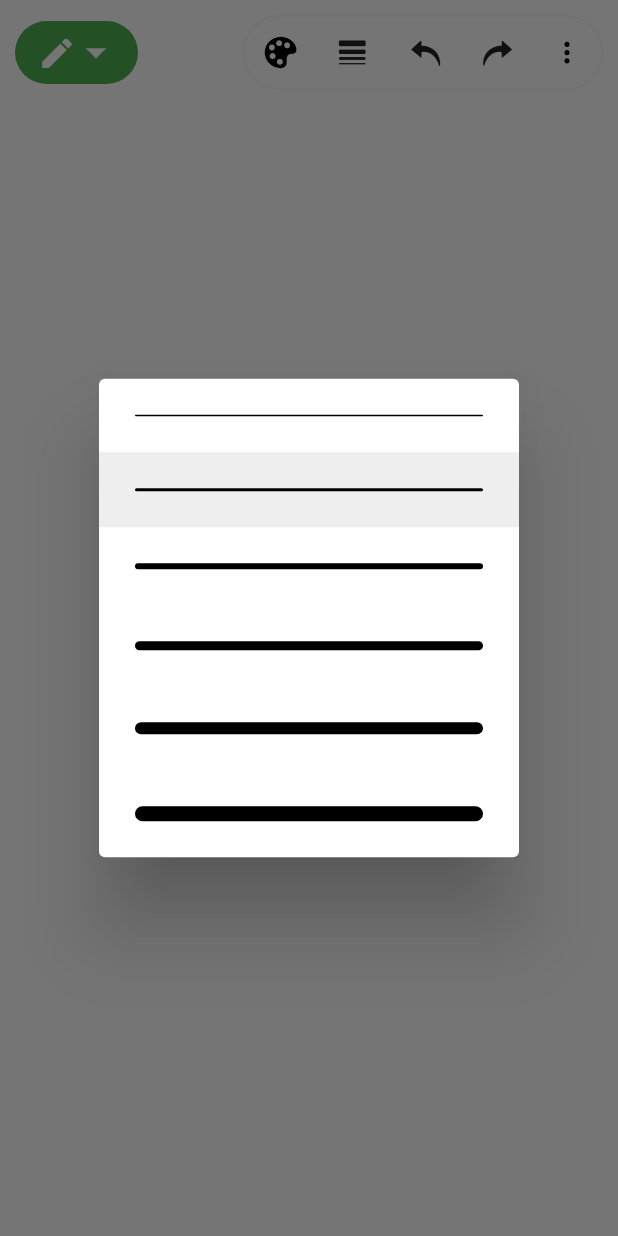
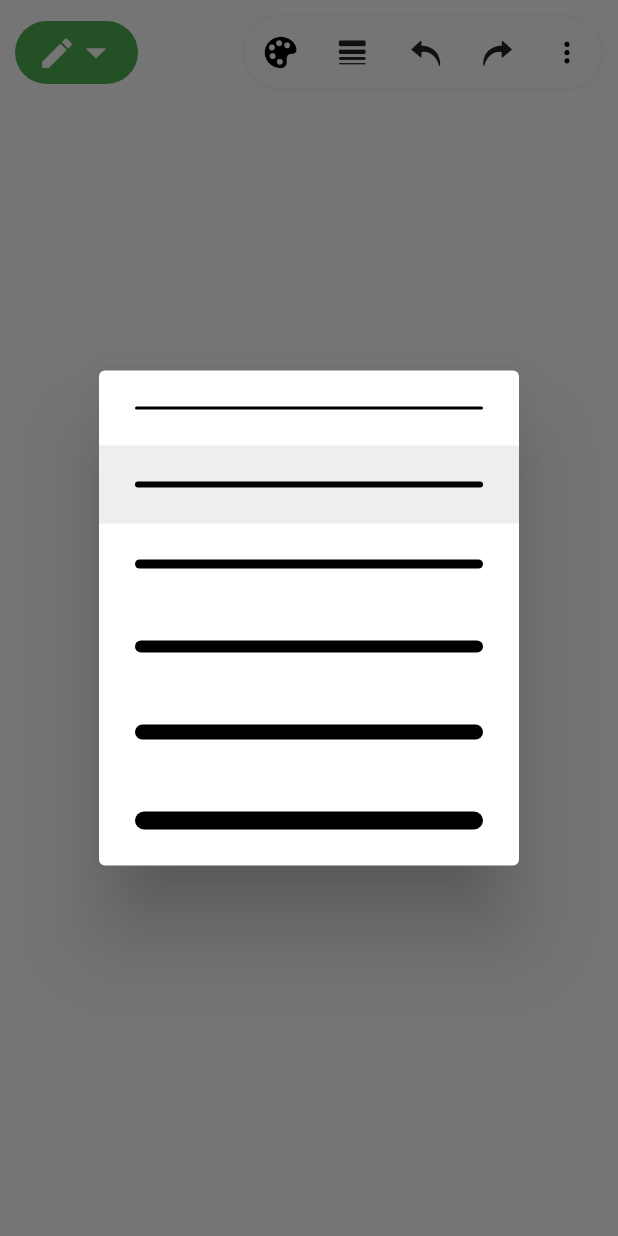
Before and after one commit to zhongxuqi/scratch_paper_flutter, a Flutter app: the screen it shows after launch, after a tap on an icon or button, on a phone screen of 412 x 824 dp. Run offline on Flutter 3.47's test engine with Material 2 defaults, Android fonts, the phone set to English and light mode, and no system bars; our stand-ins replace fluttertoast, image_gallery_saver, permission_handler, shared_preferences; missing offline and left inert: flutter_material_color_picker, flutter_share, fluwx, multi_image_picker.

Commit message:
add base scale

```diff
--- a/lib/components/ScratchPaper.dart
+++ b/lib/components/ScratchPaper.dart
@@ -14,6 +14,7 @@ import 'Toast.dart';
 import 'package:image_gallery_saver/image_gallery_saver.dart';
 
 const double PolygonDistanceMax = 20;
+const double baseScale = 0.5;
 
 enum ScratchMode {
   unknow,
@@ -248,14 +249,17 @@ void paintCanvas(BuildContext context, Canvas canvas, double scale, Point transl
     final width = 5 / scale;
     paint.strokeWidth = 1 / scale;
 
+    final screenWidth = MediaQuery.of(context).size.width / baseScale;
+    final screenHeight = MediaQuery.of(context).size.height / baseScale;
+
     // draw horizontal lines
-    for (var i = translate.y > 0 ?  - (translate.y.toInt() ~/ MediaQuery.of(context).size.height) : 1 + (-translate.y).toInt() ~/ MediaQuery.of(context).size.height; i * MediaQuery.of(context).size.height > -translate.y && i * MediaQuery.of(context).size.height < -translate.y + MediaQuery.of(context).size.height / scale; i++) {
-      drawDash(canvas, paint, Offset(-translate.x, i * MediaQuery.of(context).size.height), Offset(-translate.x + MediaQuery.of(context).size.width / scale, i * MediaQuery.of(context).size.height), width);
+    for (var i = translate.y > 0 ?  - (translate.y.toInt() ~/ screenHeight) : 1 + (-translate.y).toInt() ~/ screenHeight; i * screenHeight > -translate.y && i * screenHeight < -translate.y + screenHeight / scale; i++) {
+      drawDash(canvas, paint, Offset(-translate.x, i * screenHeight), Offset(-translate.x + screenWidth / scale, i * screenHeight), width);
     }
 
     // draw vertical lines
-    for (var i = translate.x > 0 ?  - (translate.x.toInt() ~/ MediaQuery.of(context).size.width) : 1 + (-translate.x).toInt() ~/ MediaQuery.of(context).size.width; i * MediaQuery.of(context).size.width > -translate.x && i * MediaQuery.of(context).size.width < -translate.x + MediaQuery.of(context).size.width / scale; i++) {
-      drawDash(canvas, paint, Offset(i * MediaQuery.of(context).size.width, -translate.y), Offset(i * MediaQuery.of(context).size.width, -translate.y + MediaQuery.of(context).size.height / scale), width);
+    for (var i = translate.x > 0 ?  - (translate.x.toInt() ~/ screenWidth) : 1 + (-translate.x).toInt() ~/ screenWidth; i * screenWidth > -translate.x && i * screenWidth < -translate.x + screenWidth / scale; i++) {
+      drawDash(canvas, paint, Offset(i * screenWidth, -translate.y), Offset(i * screenWidth, -translate.y + screenHeight / scale), width);
     }
   }
 
@@ -367,8 +371,8 @@ void paintCanvas(BuildContext context, Canvas canvas, double scale, Point transl
 
 class ScratchPaperState extends State<ScratchPaper> {
   final maxStrokesLen = 10;
-  final double minScale = 0.1;
-  final double maxScale = 2;
+  final double minScale = 0.1 * baseScale;
+  final double maxScale = 2 * baseScale;
   final LinkedList<Stroke> strokes = LinkedList<Stroke>();
   final LinkedList<Stroke> undoStrokes = LinkedList<Stroke>();
   bool isCheckingStrokes = false;
@@ -377,7 +381,7 @@ class ScratchPaperState extends State<ScratchPaper> {
   Point lastPoint;
   Stroke currStroke;
   Point translate = Point(x: 0, y: 0);
-  double scale = 1;
+  double scale = baseScale;
   double lastScale = 1;
   Offset _leftTopBorder, _rightBottomBorder;
   ScratchMode nextMode = ScratchMode.unknow;
@@ -387,7 +391,7 @@ class ScratchPaperState extends State<ScratchPaper> {
 
   void backOrigin() {
     setState(() {
-      scale = 1;
+      scale = baseScale;
       translate = Point(x: 0, y: 0);
     });
   }
@@ -437,19 +441,22 @@ class ScratchPaperState extends State<ScratchPaper> {
         currStroke = null;
         lastScale = 1;
 
-        if (img.width > MediaQuery.of(context).size.width || img.height > MediaQuery.of(context).size.height) {
-          var scaleH = MediaQuery.of(context).size.width / img.width;
-          var scaleV = MediaQuery.of(context).size.height / img.height;
+        final screenWidth = MediaQuery.of(context).size.width / baseScale;
+        final screenHeight = MediaQuery.of(context).size.height / baseScale;
+
+        if (img.width > screenWidth || img.height > screenHeight) {
+          var scaleH = screenWidth / img.width * baseScale;
+          var scaleV = screenHeight / img.height * baseScale;
           scale = scaleH < scaleV ? scaleH : scaleV;
           offset = Offset(
-            (MediaQuery.of(context).size.width / scale - img.width) / 2,
-            (MediaQuery.of(context).size.height / scale - img.height) / 2,
+            (screenWidth / scale * baseScale - img.width) / 2,
+            (screenHeight / scale * baseScale - img.height) / 2,
           );
         } else {
-          scale = 1;
+          scale = baseScale;
           offset = Offset(
-            (MediaQuery.of(context).size.width - img.width) / 2,
-            (MediaQuery.of(context).size.height - img.height) / 2,
+            (screenWidth - img.width) / 2,
+            (screenHeight - img.height) / 2,
           );
         }
       });
@@ -619,7 +626,7 @@ class ScratchPaperState extends State<ScratchPaper> {
       color: widget.selectedColor,
       lineWeight: widget.selectedLineWeight,
       text: text,
-      fontSize: fontSize,
+      fontSize: fontSize / baseScale,
     ));
   }
 
@@ -643,7 +650,7 @@ class ScratchPaperState extends State<ScratchPaper> {
                   y: -translate.y + details.localFocalPoint.dy / scale,
                 )),
                 color: Colors.white,
-                lineWeight: widget.selectedLineWeight,
+                lineWeight: widget.selectedLineWeight / baseScale,
               );
               break;
             case ScratchMode.edit:
--- a/lib/main.dart
+++ b/lib/main.dart
@@ -105,11 +105,11 @@ class _MainPageState extends State<MainPage> {
   var scratchMode = ScratchMode.edit;
   var scratchGraphicsMode = ScratchGraphicsMode.line;
   Color selectedColor = black;
-  final lineWeights = <double>[1, 2, 4, 6, 8, 10];
-  double selectedLineWeight = 2;
+  final lineWeights = <double>[2, 4, 6, 8, 10, 12];
+  double selectedLineWeight = 4;
 
-  final eraserLineWeights = <double>[8, 12, 16, 20, 24, 28];
-  double eraserSelectedLineWeight = 16;
+  final eraserLineWeights = <double>[12, 16, 20, 24, 28, 32];
+  double eraserSelectedLineWeight = 20;
 
   Offset textInputerOffset;
   final textInpterMinWidth = 200;
--- a/lib/utils/user.dart
+++ b/lib/utils/user.dart
@@ -56,13 +56,13 @@ setUserType(String t) async {
 }
 
 Future<String> getUserType() async {
-  var currTime = DateTime.now().millisecondsSinceEpoch ~/ 1000;
+//  var currTime = DateTime.now().millisecondsSinceEpoch ~/ 1000;
   var sharedPreference = await SharedPreferences.getInstance();
-  var expiredTime = await getUserExpiredTime();
-  if (currTime > expiredTime) {
-    await clearUserInfo();
-    return '';
-  }
+//  var expiredTime = await getUserExpiredTime();
+//  if (currTime > expiredTime) {
+//    await clearUserInfo();
+//    return '';
+//  }
   var ret = sharedPreference.getString(UserTypeKey);
   return ret==null?'':ret;
 }
@@ -84,13 +84,13 @@ setUserID(String t) async {
 }
 
 Future<String> getUserID() async {
-  var currTime = DateTime.now().millisecondsSinceEpoch ~/ 1000;
+//  var currTime = DateTime.now().millisecondsSinceEpoch ~/ 1000;
   var sharedPreference = await SharedPreferences.getInstance();
-  var expiredTime = await getUserExpiredTime();
-  if (currTime > expiredTime) {
-    await clearUserInfo();
-    return '';
-  }
+//  var expiredTime = await getUserExpiredTime();
+//  if (currTime > expiredTime) {
+//    await clearUserInfo();
+//    return '';
+//  }
   var ret = sharedPreference.getString(UserIDKey);
   return ret==null?'':ret;
 }
```
